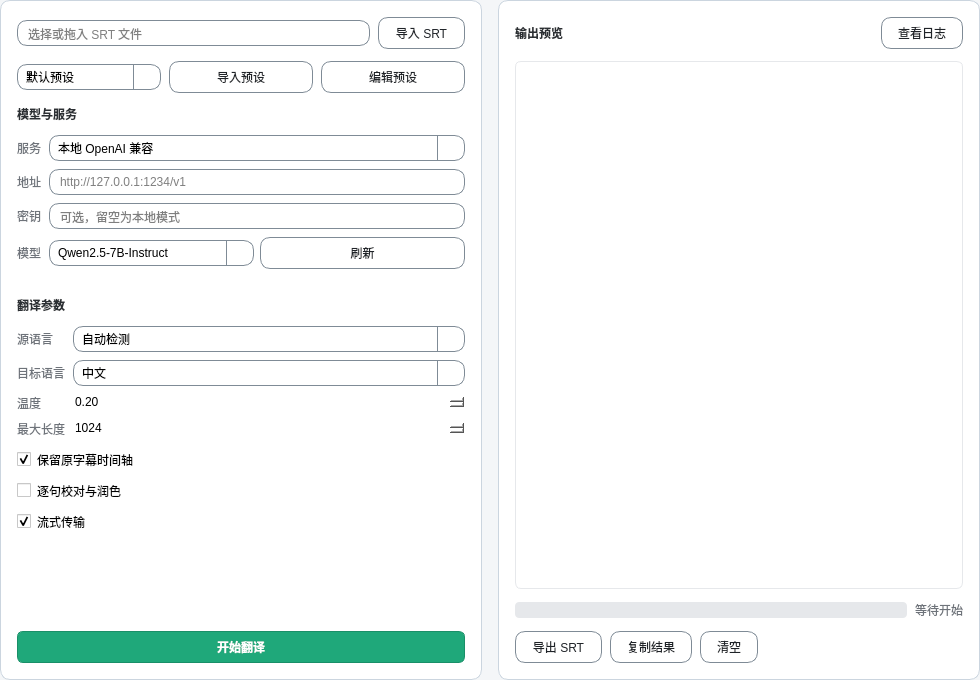
Above: src/Modules/Translator/subtitletranslation.ui from Harland-Liwalit/qSrtTool before the change. Below: the same form after it.
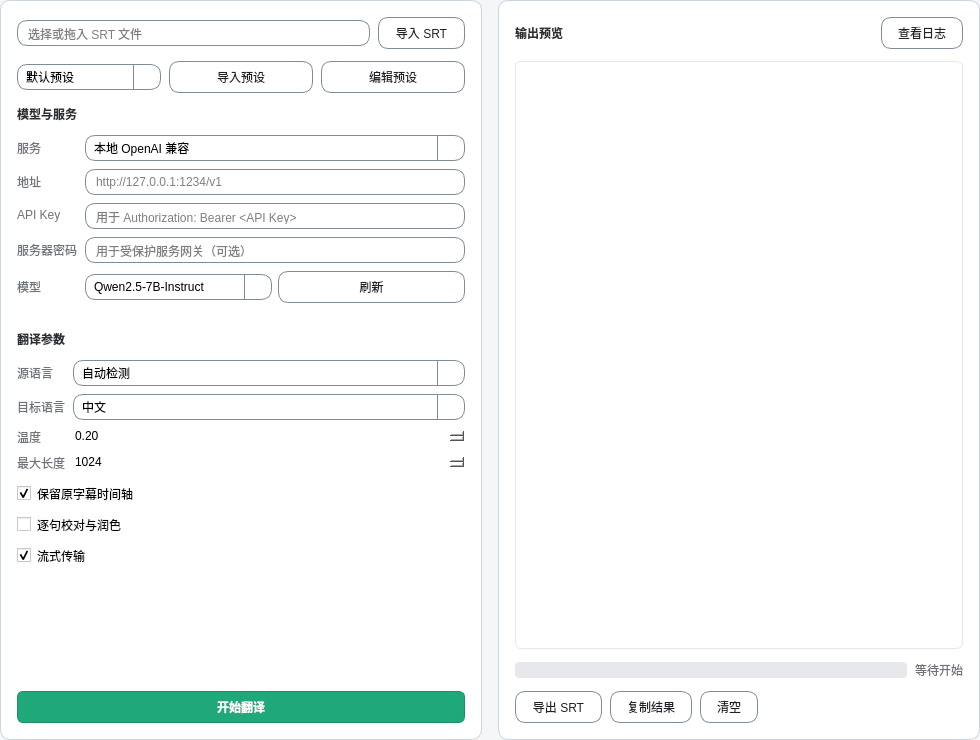
That is the form after the change. Icons and pictures are not drawn.

What changed in the file:
```diff
--- a/src/Modules/Translator/subtitletranslation.ui
+++ b/src/Modules/Translator/subtitletranslation.ui
@@ -7,7 +7,7 @@
     <x>0</x>
     <y>0</y>
     <width>980</width>
-    <height>680</height>
+    <height>740</height>
    </rect>
   </property>
   <property name="windowTitle">
@@ -238,7 +238,7 @@
              <string notr="true">color: #6E737A;</string>
             </property>
             <property name="text">
-             <string>密钥</string>
+             <string>API Key</string>
             </property>
            </widget>
           </item>
@@ -248,11 +248,34 @@
              <enum>QLineEdit::Password</enum>
             </property>
             <property name="placeholderText">
-             <string>可选，留空为本地模式</string>
+             <string>用于 Authorization: Bearer &lt;API Key&gt;</string>
             </property>
            </widget>
           </item>
-          <item row="3" column="0">
+           <item row="3" column="0">
+            <widget class="QLabel" name="serverPasswordLabel">
+            <property name="styleSheet">
+             <string notr="true">color: #6E737A;</string>
+            </property>
+            <property name="text">
+             <string>服务器密码</string>
+            </property>
+            </widget>
+           </item>
+           <item row="3" column="1">
+            <widget class="QLineEdit" name="serverPasswordLineEdit">
+              <property name="minimumHeight">
+               <number>28</number>
+              </property>
+            <property name="echoMode">
+             <enum>QLineEdit::Password</enum>
+            </property>
+            <property name="placeholderText">
+             <string>用于受保护服务网关（可选）</string>
+            </property>
+            </widget>
+           </item>
+           <item row="4" column="0">
            <widget class="QLabel" name="modelLabel">
             <property name="styleSheet">
              <string notr="true">color: #6E737A;</string>
@@ -262,7 +285,7 @@
             </property>
            </widget>
           </item>
-          <item row="3" column="1">
+           <item row="4" column="1">
            <layout class="QHBoxLayout" name="modelRowLayout">
             <property name="spacing">
              <number>6</number>
```
Left out of the diff: 6 changed lines with no effect on the pictures.
